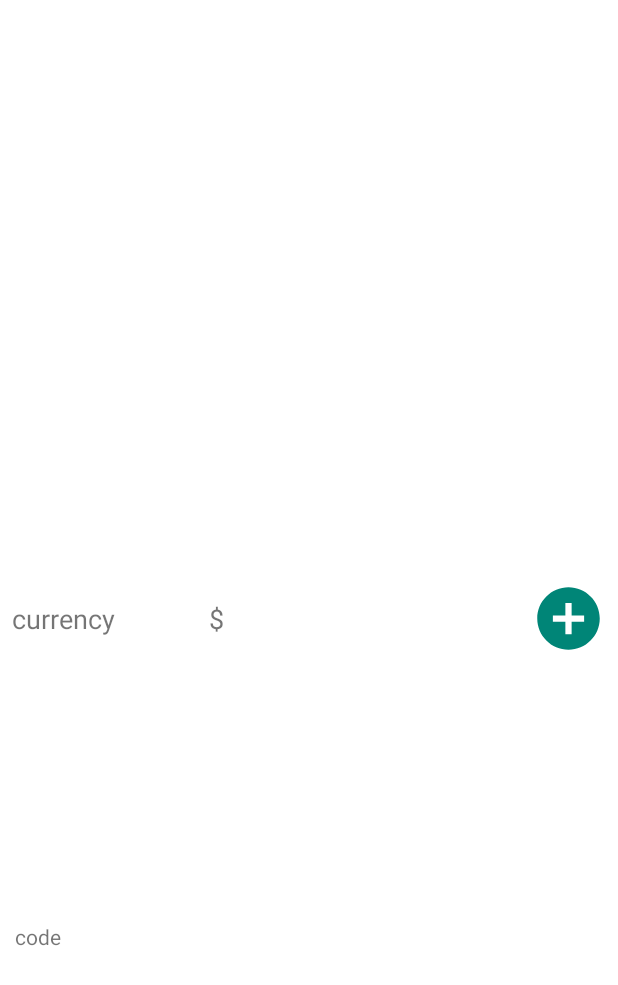
After one commit to T2Aq/Wallet, an Android app: the layout item_currencylist.xml on its own in the app's theme, with its tools: preview values and no code run, on a phone screen of 412 x 824 dp. The commit adds this screen. Shown: the top 985 px of the screen. Run offline under Robolectric (Android 15) with nearby library versions, the phone set to English and light mode, and no system bars.

Commit message:
Currency list UI,closed #12

```diff
--- a/app/src/main/AndroidManifest.xml
+++ b/app/src/main/AndroidManifest.xml
@@ -29,6 +29,7 @@
     </activity>
     <activity android:name=".ui.registration.RegistrationActivity"/>
     <activity android:name=".ui.confirmation.ConfirmationActivity"/>
+    <activity android:name=".ui.currencylist.CurrencyListActivity"/>
   </application>
 
 </manifest>
--- a/app/src/main/java/com/t2aq/wallet/ui/mainpage/MainPageFragment.kt
+++ b/app/src/main/java/com/t2aq/wallet/ui/mainpage/MainPageFragment.kt
@@ -26,11 +26,9 @@ class MainPageFragment:Fragment(),MainPageContract.View {
     }
 
     override fun initUiListeners() {
-        TODO("not implemented") //To change body of created functions use File | Settings | File Templates.
     }
 
     override fun showResult(result: String) {
-        TODO("not implemented") //To change body of created functions use File | Settings | File Templates.
     }
 
 }
--- /dev/null
+++ b/app/src/main/res/drawable/icon_addcircle_cyan_50dp.xml
@@ -0,0 +1,4 @@
+<vector android:height="50dp" android:viewportHeight="24.0"
+    android:viewportWidth="24.0" android:width="50dp" xmlns:android="http://schemas.android.com/apk/res/android">
+    <path android:fillColor="#008577" android:pathData="M12,2C6.48,2 2,6.48 2,12s4.48,10 10,10 10,-4.48 10,-10S17.52,2 12,2zM17,13h-4v4h-2v-4L7,13v-2h4L11,7h2v4h4v2z"/>
+</vector>
--- /dev/null
+++ b/app/src/main/res/layout/item_currencylist.xml
@@ -0,0 +1,61 @@
+<?xml version="1.0" encoding="utf-8"?>
+<androidx.constraintlayout.widget.ConstraintLayout
+  xmlns:android="http://schemas.android.com/apk/res/android"
+  xmlns:app="http://schemas.android.com/apk/res-auto"
+  xmlns:tools="http://schemas.android.com/tools"
+  android:layout_width="match_parent"
+  android:layout_height="match_parent"
+  android:orientation="vertical">
+
+  <TextView
+    android:id="@+id/textview_currencylist_symbol"
+    style="@style/FontBody"
+    android:layout_width="wrap_content"
+    android:layout_height="wrap_content"
+    android:layout_marginTop="8dp"
+    android:layout_marginBottom="8dp"
+    android:layout_marginStart="8dp"
+    android:layout_marginEnd="8dp"
+    app:layout_constraintBottom_toBottomOf="parent"
+    app:layout_constraintEnd_toEndOf="parent"
+    app:layout_constraintHorizontal_bias="0.34"
+    app:layout_constraintStart_toStartOf="parent"
+    app:layout_constraintTop_toTopOf="parent"
+    tools:text="$"/>
+  <TextView
+    android:id="@+id/textView_currencylist_currency"
+    android:layout_width="wrap_content"
+    android:layout_height="wrap_content"
+    android:layout_marginTop="8dp"
+    android:layout_marginBottom="8dp"
+    android:layout_marginStart="8dp"
+    tools:text="currency"
+    style="@style/FontBody"
+    app:layout_constraintBottom_toBottomOf="parent"
+    app:layout_constraintStart_toStartOf="parent"
+    app:layout_constraintTop_toTopOf="parent"/>
+  <TextView
+    android:id="@+id/textView_currencylist_code"
+    android:layout_width="wrap_content"
+    android:layout_height="wrap_content"
+    android:layout_marginTop="8dp"
+    android:layout_marginBottom="8dp"
+    android:layout_marginStart="10dp"
+    tools:text="code"
+    app:layout_constraintBottom_toBottomOf="parent"
+    app:layout_constraintStart_toStartOf="parent"
+    style="@style/FontSmall"
+    app:layout_constraintTop_toBottomOf="@+id/textView_currencylist_currency"/>
+  <ImageButton
+    android:layout_width="wrap_content"
+    android:layout_height="wrap_content"
+    android:layout_marginTop="8dp"
+    android:layout_marginBottom="8dp"
+    android:layout_marginEnd="8dp"
+    android:background="@null"
+    android:foregroundGravity="center"
+    android:src="@drawable/icon_addcircle_cyan_50dp"
+    app:layout_constraintBottom_toBottomOf="parent"
+    app:layout_constraintEnd_toEndOf="parent"
+    app:layout_constraintTop_toTopOf="parent"/>
+</androidx.constraintlayout.widget.ConstraintLayout>
--- a/app/src/main/res/values/colors.xml
+++ b/app/src/main/res/values/colors.xml
@@ -4,4 +4,6 @@
     <color name="colorPrimaryDark">#00574B</color>
     <color name="colorAccent">#D81B60</color>
     <color name="colorLight">#4cb5a6</color>
+    <color name="black">#000000</color>
+    <color name="gray">#525252</color>
 </resources>
--- a/app/src/main/res/values/strings.xml
+++ b/app/src/main/res/values/strings.xml
@@ -21,4 +21,5 @@
   <string name="navigationdrawer_exchange">Exchange</string>
   <string name="navigationdrawer_wallets">Wallets</string>
   <string name="navigationdrawer_signout">Sign out</string>
+  <string name="currencylist_currencies">Currencies</string>
 </resources>
--- a/app/src/main/res/values/styles.xml
+++ b/app/src/main/res/values/styles.xml
@@ -17,4 +17,21 @@
 
   <style name="AppTheme.PopupOverlay" parent="ThemeOverlay.AppCompat.Light"/>
 
+  <style name="FontHeader">
+    <item name="android:textSize">22sp</item>
+    <item name="android:color">@color/colorPrimaryDark</item>
+    <item name="android:fontFamily">sans-serif</item>
+  </style>
+  <style name="FontBody">
+    <item name="android:textSize">18sp</item>
+    <item name="android:color">@color/black</item>
+    <item name="android:fontFamily">sans-serif</item>
+  </style>
+
+  <style name="FontSmall">
+    <item name="android:textSize">14sp</item>
+    <item name="android:color">@color/gray</item>
+    <item name="android:fontFamily">sans-serif</item>
+  </style>
+
 </resources>
```
Also changed, not shown: app/src/main/java/com/t2aq/wallet/ui/currencylist/CurrencyListActivity.kt (added, +15 -0 lines), app/src/main/java/com/t2aq/wallet/ui/currencylist/CurrencyListFragment.kt (added, +17 -0 lines), app/src/main/java/com/t2aq/wallet/ui/mainpage/MainPageActivity.kt (+9 -9 lines), app/src/main/res/layout/activity_currencylist.xml (added, +11 -0 lines), app/src/main/res/layout/fragment_currencylist.xml (added, +49 -0 lines).
